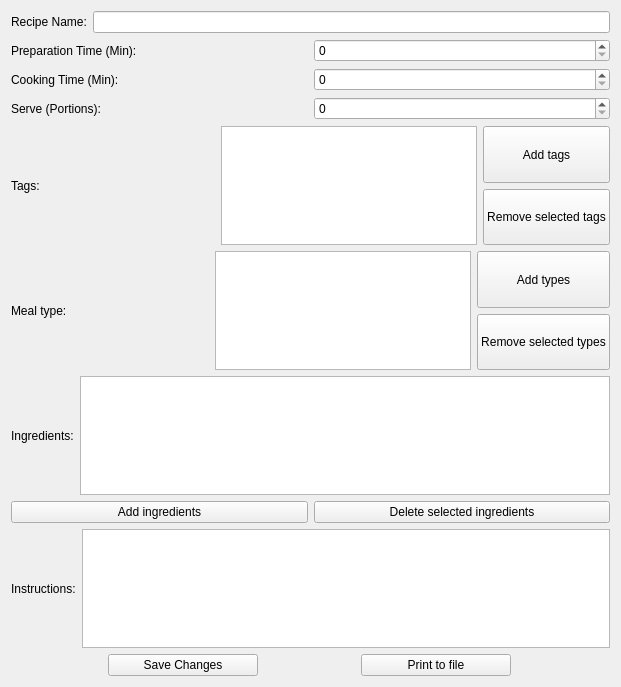
This is edit_recipe.ui in slevasse/foodinator as Qt 5 draws it before an edit. The edited form follows.
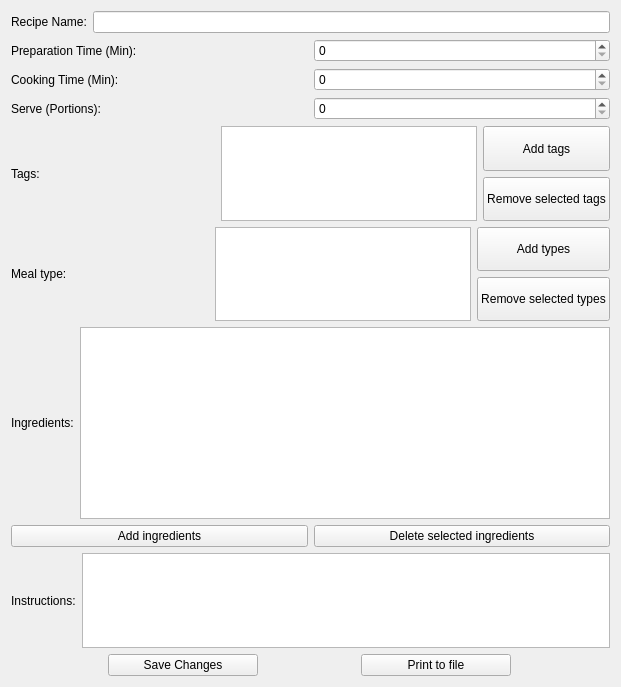
This is the edited form.

```diff
--- a/edit_recipe.ui
+++ b/edit_recipe.ui
@@ -260,6 +260,12 @@
        </item>
        <item>
         <widget class="QTableWidget" name="tableWidget_edit_ingredient">
+         <property name="sizePolicy">
+          <sizepolicy hsizetype="Expanding" vsizetype="MinimumExpanding">
+           <horstretch>0</horstretch>
+           <verstretch>0</verstretch>
+          </sizepolicy>
+         </property>
          <property name="minimumSize">
           <size>
            <width>400</width>
```
Left out of the diff: 6 changed lines with no effect on the pictures.
